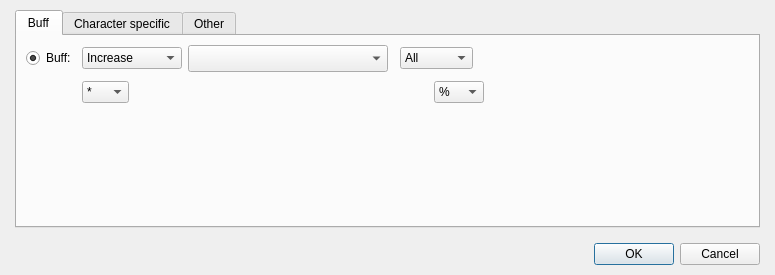
RPG-Paper-Maker/RPG-Paper-Maker, file Editor/Dialogs/Systems/dialogsystemcharacteristic.ui: the form before one commit.
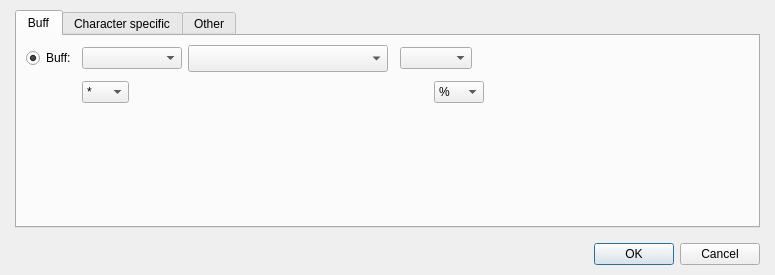
The form after the commit. Custom widgets are drawn as their Qt base class.

The edit to the form file:
```diff
--- a/Editor/Dialogs/Systems/dialogsystemcharacteristic.ui
+++ b/Editor/Dialogs/Systems/dialogsystemcharacteristic.ui
@@ -67,16 +67,6 @@
                <height>16777215</height>
               </size>
              </property>
-             <item>
-              <property name="text">
-               <string>Increase</string>
-              </property>
-             </item>
-             <item>
-              <property name="text">
-               <string>Decrease</string>
-              </property>
-             </item>
             </widget>
            </item>
            <item row="0" column="3" colspan="3">
@@ -137,16 +127,6 @@
                       <height>16777215</height>
                      </size>
                     </property>
-                    <item>
-                     <property name="text">
-                      <string>All</string>
-                     </property>
-                    </item>
-                    <item>
-                     <property name="text">
-                      <string>Specific</string>
-                     </property>
-                    </item>
                    </widget>
                   </item>
                   <item>
```
Left out of the diff: 5 changed lines with no effect on the pictures.
